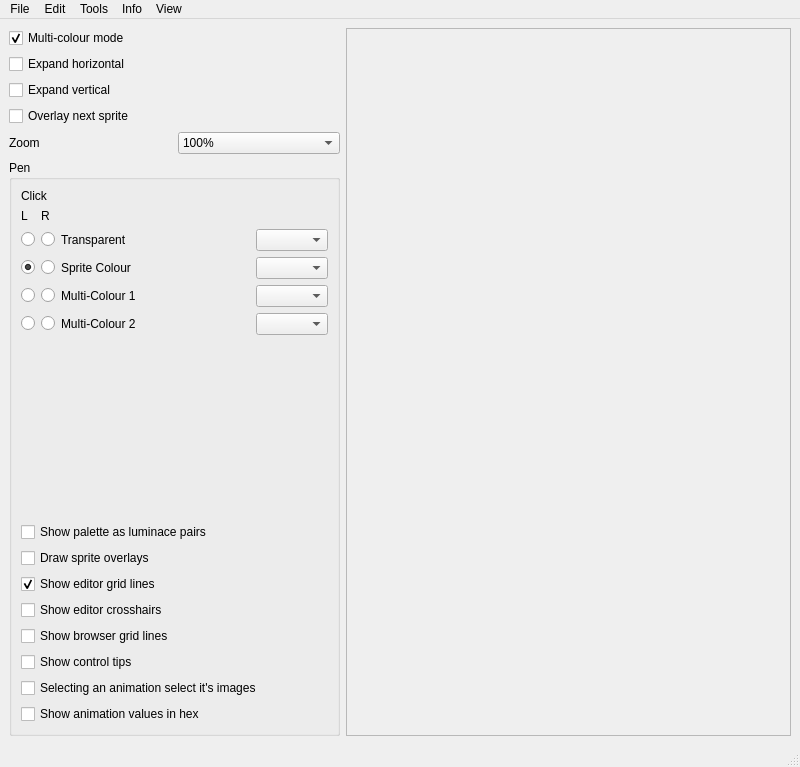
This is mainwindow.ui in jowin202/OpenSprite as Qt 5 draws it before an edit. The edited form follows.
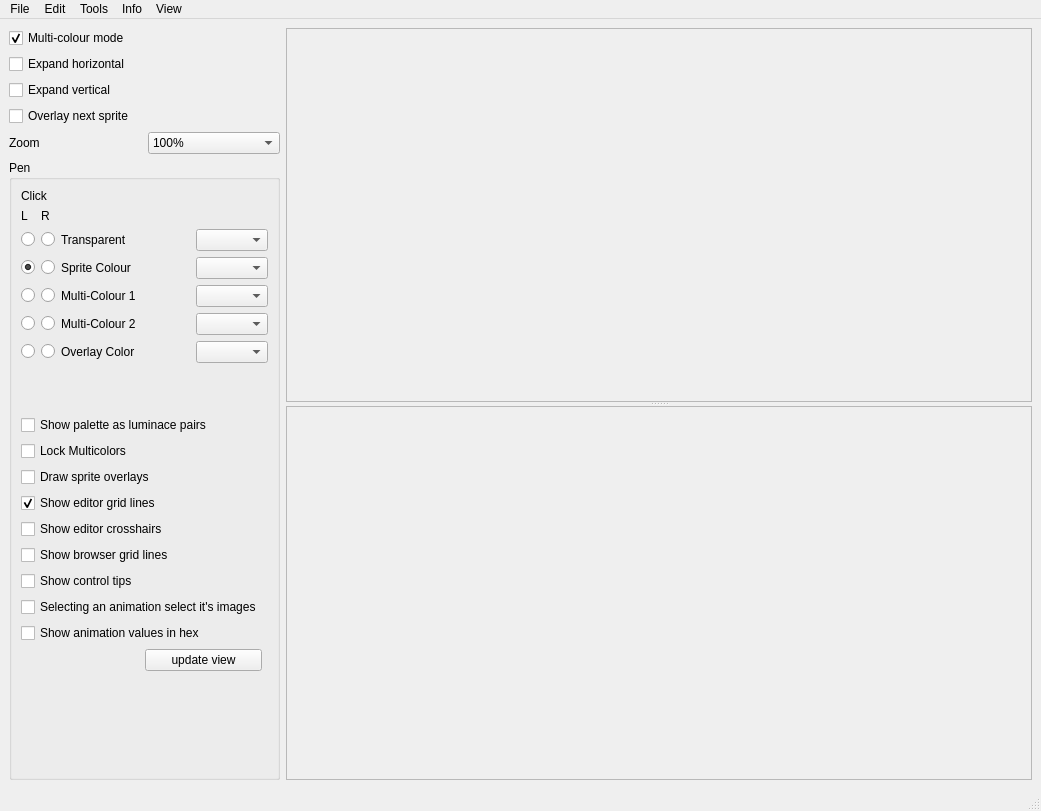
This is the edited form. Custom widgets are drawn as their Qt base class.

```diff
--- a/mainwindow.ui
+++ b/mainwindow.ui
@@ -6,15 +6,134 @@
    <rect>
     <x>0</x>
     <y>0</y>
-    <width>800</width>
-    <height>767</height>
+    <width>1041</width>
+    <height>811</height>
    </rect>
   </property>
   <property name="windowTitle">
    <string>OpenSprite</string>
   </property>
   <widget class="QWidget" name="centralwidget">
-   <layout class="QGridLayout" name="gridLayout_6">
+   <layout class="QGridLayout" name="gridLayout_4">
+    <item row="0" column="1">
+     <widget class="QSplitter" name="splitter">
+      <property name="orientation">
+       <enum>Qt::Vertical</enum>
+      </property>
+      <widget class="QScrollArea" name="scrollArea_3">
+       <property name="minimumSize">
+        <size>
+         <width>0</width>
+         <height>190</height>
+        </size>
+       </property>
+       <property name="widgetResizable">
+        <bool>true</bool>
+       </property>
+       <widget class="QWidget" name="scrollAreaWidgetContents_3">
+        <property name="geometry">
+         <rect>
+          <x>0</x>
+          <y>0</y>
+          <width>701</width>
+          <height>351</height>
+         </rect>
+        </property>
+        <layout class="QGridLayout" name="gridLayout_8">
+         <property name="spacing">
+          <number>0</number>
+         </property>
+         <item row="0" column="0">
+          <widget class="Editor" name="label_editor">
+           <property name="mouseTracking">
+            <bool>true</bool>
+           </property>
+           <property name="text">
+            <string/>
+           </property>
+          </widget>
+         </item>
+         <item row="1" column="0">
+          <spacer name="verticalSpacer_4">
+           <property name="orientation">
+            <enum>Qt::Vertical</enum>
+           </property>
+           <property name="sizeHint" stdset="0">
+            <size>
+             <width>20</width>
+             <height>40</height>
+            </size>
+           </property>
+          </spacer>
+         </item>
+         <item row="0" column="1">
+          <spacer name="horizontalSpacer_4">
+           <property name="orientation">
+            <enum>Qt::Horizontal</enum>
+           </property>
+           <property name="sizeHint" stdset="0">
+            <size>
+             <width>40</width>
+             <height>20</height>
+            </size>
+           </property>
+          </spacer>
+         </item>
+        </layout>
+       </widget>
+      </widget>
+      <widget class="QScrollArea" name="scrollArea">
+       <property name="widgetResizable">
+        <bool>true</bool>
+       </property>
+       <widget class="QWidget" name="scrollAreaWidgetContents">
+        <property name="geometry">
+         <rect>
+          <x>0</x>
+          <y>0</y>
+          <width>701</width>
+          <height>380</height>
+         </rect>
+        </property>
+        <layout class="QGridLayout" name="gridLayout_5">
+         <item row="1" column="1">
+          <spacer name="horizontalSpacer_5">
+           <property name="orientation">
+            <enum>Qt::Horizontal</enum>
+           </property>
+           <property name="sizeHint" stdset="0">
+            <size>
+             <width>40</width>
+             <height>20</height>
+            </size>
+           </property>
+          </spacer>
+         </item>
+         <item row="1" column="0">
+          <widget class="Viewer" name="label_viewer">
+           <property name="text">
+            <string/>
+           </property>
+          </widget>
+         </item>
+         <item row="2" column="0">
+          <spacer name="verticalSpacer_2">
+           <property name="orientation">
+            <enum>Qt::Vertical</enum>
+           </property>
+           <property name="sizeHint" stdset="0">
+            <size>
+             <width>20</width>
+             <height>40</height>
+            </size>
+           </property>
+          </spacer>
+         </item>
+        </layout>
+       </widget>
+      </widget>
+     </widget>
+    </item>
     <item row="0" column="0">
      <layout class="QGridLayout" name="gridLayout_3">
       <item row="3" column="0" colspan="2">
@@ -83,40 +202,27 @@
          <string>Pen</string>
         </property>
         <layout class="QGridLayout" name="gridLayout_2">
+         <item row="5" column="0" colspan="2">
+          <widget class="QCheckBox" name="checkBox_4">
+           <property name="text">
+            <string>Draw sprite overlays</string>
+           </property>
+          </widget>
+         </item>
          <item row="0" column="0" colspan="3">
           <layout class="QGridLayout" name="gridLayout">
-           <item row="4" column="3">
-            <widget class="QRadioButton" name="radio_mc1_right">
-             <property name="text">
-              <string/>
+           <item row="8" column="4" colspan="2">
+            <spacer name="horizontalSpacer">
+             <property name="orientation">
+              <enum>Qt::Horizontal</enum>
              </property>
-            </widget>
-           </item>
-           <item row="3" column="4">
-            <widget class="QLabel" name="label_3">
-             <property name="sizePolicy">
-              <sizepolicy hsizetype="Expanding" vsizetype="Preferred">
-               <horstretch>0</horstretch>
-               <verstretch>0</verstretch>
-              </sizepolicy>
+             <property name="sizeHint" stdset="0">
+              <size>
+               <width>40</width>
+               <height>20</height>
+              </size>
              </property>
-             <property name="text">
-              <string>Sprite Colour</string>
-             </property>
-            </widget>
-           </item>
-           <item row="3" column="2">
-            <widget class="QRadioButton" name="radio_sprite_left">
-             <property name="text">
-              <string/>
-             </property>
-             <property name="checked">
-              <bool>true</bool>
-             </property>
-            </widget>
-           </item>
-           <item row="2" column="5">
-            <widget class="QComboBox" name="combo_transparent"/>
+            </spacer>
            </item>
            <item row="4" column="4">
             <widget class="QLabel" name="label_4">
@@ -131,115 +237,15 @@
              </property>
             </widget>
            </item>
-           <item row="1" column="2">
-            <widget class="QLabel" name="label_6">
-             <property name="text">
-              <string>L</string>
-             </property>
-            </widget>
-           </item>
-           <item row="5" column="2">
-            <widget class="QRadioButton" name="radio_mc2_left">
-             <property name="text">
-              <string/>
-             </property>
-            </widget>
-           </item>
-           <item row="4" column="2">
-            <widget class="QRadioButton" name="radio_mc1_left">
-             <property name="text">
-              <string/>
-             </property>
-            </widget>
-           </item>
-           <item row="6" column="4" colspan="2">
-            <spacer name="horizontalSpacer">
-             <property name="orientation">
-              <enum>Qt::Horizontal</enum>
-             </property>
-             <property name="sizeHint" stdset="0">
-              <size>
-               <width>40</width>
-               <height>20</height>
-              </size>
-             </property>
-            </spacer>
-           </item>
-           <item row="2" column="2">
-            <widget class="QRadioButton" name="radio_transparent_left">
-             <property name="sizePolicy">
-              <sizepolicy hsizetype="Minimum" vsizetype="Fixed">
-               <horstretch>0</horstretch>
-               <verstretch>0</verstretch>
-              </sizepolicy>
-             </property>
-             <property name="text">
-              <string/>
-             </property>
-             <property name="checked">
-              <bool>false</bool>
-             </property>
-            </widget>
+           <item row="5" column="5">
+            <widget class="QComboBox" name="combo_multicol_2"/>
            </item>
            <item row="3" column="5">
             <widget class="QComboBox" name="combo_sprite_col"/>
            </item>
-           <item row="2" column="3">
-            <widget class="QRadioButton" name="radio_transparent_right">
-             <property name="text">
-              <string/>
-             </property>
-             <property name="checked">
-              <bool>false</bool>
-             </property>
-            </widget>
-           </item>
-           <item row="5" column="3">
-            <widget class="QRadioButton" name="radio_mc2_right">
-             <property name="text">
-              <string/>
-             </property>
-            </widget>
-           </item>
            <item row="4" column="5">
             <widget class="QComboBox" name="combo_multicol_1"/>
            </item>
-           <item row="5" column="4">
-            <widget class="QLabel" name="label_5">
-             <property name="sizePolicy">
-              <sizepolicy hsizetype="Expanding" vsizetype="Preferred">
-               <horstretch>0</horstretch>
-               <verstretch>0</verstretch>
-              </sizepolicy>
-             </property>
-             <property name="text">
-              <string>Multi-Colour 2</string>
-             </property>
-            </widget>
-           </item>
-           <item row="5" column="5">
-            <widget class="QComboBox" name="combo_multicol_2"/>
-           </item>
-           <item row="2" column="4">
-            <widget class="QLabel" name="label_2">
-             <property name="sizePolicy">
-              <sizepolicy hsizetype="Expanding" vsizetype="Preferred">
-               <horstretch>0</horstretch>
-               <verstretch>0</verstretch>
-              </sizepolicy>
-             </property>
-             <property name="text">
-              <string>Transparent</string>
-             </property>
-            </widget>
-           </item>
-           <item row="3" column="3">
-            <widget class="QRadioButton" name="radio_sprite_right">
-             <property name="text">
-              <string/>
-             </property>
-            </widget>
-           </item>
            <item row="1" column="3">
             <widget class="QLabel" name="label_7">
              <property name="text">
@@ -247,6 +253,13 @@
              </property>
             </widget>
            </item>
+           <item row="5" column="2">
+            <widget class="QRadioButton" name="radio_mc2_left">
+             <property name="text">
+              <string/>
+             </property>
+            </widget>
+           </item>
            <item row="0" column="2" colspan="2">
             <widget class="QLabel" name="label_8">
              <property name="text">
@@ -254,53 +267,173 @@
              </property>
             </widget>
            </item>
+           <item row="1" column="2">
+            <widget class="QLabel" name="label_6">
+             <property name="text">
+              <string>L</string>
+             </property>
+            </widget>
+           </item>
+           <item row="3" column="2">
+            <widget class="QRadioButton" name="radio_sprite_left">
+             <property name="text">
+              <string/>
+             </property>
+             <property name="checked">
+              <bool>true</bool>
+             </property>
+            </widget>
+           </item>
+           <item row="3" column="4">
+            <widget class="QLabel" name="label_3">
+             <property name="sizePolicy">
+              <sizepolicy hsizetype="Expanding" vsizetype="Preferred">
+               <horstretch>0</horstretch>
+               <verstretch>0</verstretch>
+              </sizepolicy>
+             </property>
+             <property name="text">
+              <string>Sprite Colour</string>
+             </property>
+            </widget>
+           </item>
+           <item row="2" column="5">
+            <widget class="QComboBox" name="combo_transparent"/>
+           </item>
+           <item row="3" column="3">
+            <widget class="QRadioButton" name="radio_sprite_right">
+             <property name="text">
+              <string/>
+             </property>
+            </widget>
+           </item>
+           <item row="4" column="2">
+            <widget class="QRadioButton" name="radio_mc1_left">
+             <property name="text">
+              <string/>
+             </property>
+            </widget>
+           </item>
+           <item row="4" column="3">
+            <widget class="QRadioButton" name="radio_mc1_right">
+             <property name="text">
+              <string/>
+             </property>
+            </widget>
+           </item>
+           <item row="2" column="4">
+            <widget class="QLabel" name="label_2">
+             <property name="sizePolicy">
+              <sizepolicy hsizetype="Expanding" vsizetype="Preferred">
+               <horstretch>0</horstretch>
+               <verstretch>0</verstretch>
+              </sizepolicy>
+             </property>
+             <property name="text">
+              <string>Transparent</string>
+             </property>
+            </widget>
+           </item>
+           <item row="2" column="3">
+            <widget class="QRadioButton" name="radio_transparent_right">
+             <property name="text">
+              <string/>
+             </property>
+             <property name="checked">
+              <bool>false</bool>
+             </property>
+            </widget>
+           </item>
+           <item row="5" column="4">
+            <widget class="QLabel" name="label_5">
+             <property name="sizePolicy">
+              <sizepolicy hsizetype="Expanding" vsizetype="Preferred">
+               <horstretch>0</horstretch>
+               <verstretch>0</verstretch>
+              </sizepolicy>
+             </property>
+             <property name="text">
+              <string>Multi-Colour 2</string>
+             </property>
+            </widget>
+           </item>
+           <item row="2" column="2">
+            <widget class="QRadioButton" name="radio_transparent_left">
+             <property name="sizePolicy">
+              <sizepolicy hsizetype="Minimum" vsizetype="Fixed">
+               <horstretch>0</horstretch>
+               <verstretch>0</verstretch>
+              </sizepolicy>
+             </property>
+             <property name="text">
+              <string/>
+             </property>
+             <property name="checked">
+              <bool>false</bool>
+             </property>
+            </widget>
+           </item>
+           <item row="5" column="3">
+            <widget class="QRadioButton" name="radio_mc2_right">
+             <property name="text">
+              <string/>
+             </property>
+            </widget>
+           </item>
+           <item row="6" column="2">
+            <widget class="QRadioButton" name="radio_overlay_left">
+             <property name="text">
+              <string/>
+             </property>
+            </widget>
+           </item>
+           <item row="6" column="3">
+            <widget class="QRadioButton" name="radio_overlay_right">
+             <property name="text">
+              <string/>
+             </property>
+            </widget>
+           </item>
+           <item row="6" column="4">
+            <widget class="QLabel" name="label_9">
+             <property name="text">
+              <string>Overlay Color</string>
+             </property>
+            </widget>
+           </item>
+           <item row="6" column="5">
+            <widget class="QComboBox" name="combo_overlay"/>
+           </item>
           </layout>
          </item>
-         <item row="3" column="0" colspan="2">
-          <widget class="QCheckBox" name="checkBox_3">
+         <item row="11" column="0" colspan="2">
+          <widget class="QCheckBox" name="checkBox_10">
            <property name="text">
-            <string>Show palette as luminace pairs</string>
+            <string>Show animation values in hex</string>
            </property>
           </widget>
          </item>
-         <item row="8" column="0" colspan="2">
+         <item row="9" column="0" colspan="2">
           <widget class="QCheckBox" name="checkBox_8">
            <property name="text">
             <string>Show control tips</string>
            </property>
           </widget>
          </item>
-         <item row="5" column="0" colspan="2">
-          <widget class="QCheckBox" name="checkBox_editor_grid_lines">
-           <property name="text">
-            <string>Show editor grid lines</string>
-           </property>
-           <property name="checked">
-            <bool>true</bool>
-           </property>
-          </widget>
-         </item>
          <item row="10" column="0" colspan="2">
-          <widget class="QCheckBox" name="checkBox_10">
+          <widget class="QCheckBox" name="checkBox_9">
            <property name="text">
-            <string>Show animation values in hex</string>
+            <string>Selecting an animation select it's images</string>
            </property>
           </widget>
          </item>
-         <item row="7" column="0" colspan="2">
+         <item row="8" column="0" colspan="2">
           <widget class="QCheckBox" name="checkBox_7">
            <property name="text">
             <string>Show browser grid lines</string>
            </property>
           </widget>
          </item>
-         <item row="4" column="0" colspan="2">
-          <widget class="QCheckBox" name="checkBox_4">
-           <property name="text">
-            <string>Draw sprite overlays</string>
-           </property>
-          </widget>
-         </item>
          <item row="1" column="0" colspan="3">
           <layout class="QHBoxLayout" name="horizontalLayout">
            <item>
@@ -317,7 +450,10 @@
             </spacer>
            </item>
            <item>
-            <widget class="QLabel" name="label_palette">
+            <widget class="Palette" name="label_palette">
+             <property name="mouseTracking">
+              <bool>true</bool>
+             </property>
              <property name="text">
               <string/>
              </property>
@@ -338,20 +474,57 @@
            </item>
           </layout>
          </item>
-         <item row="9" column="0" colspan="2">
-          <widget class="QCheckBox" name="checkBox_9">
+         <item row="3" column="0" colspan="2">
+          <widget class="QCheckBox" name="checkBox_3">
            <property name="text">
-            <string>Selecting an animation select it's images</string>
+            <string>Show palette as luminace pairs</string>
            </property>
           </widget>
          </item>
          <item row="6" column="0" colspan="2">
+          <widget class="QCheckBox" name="checkBox_editor_grid_lines">
+           <property name="text">
+            <string>Show editor grid lines</string>
+           </property>
+           <property name="checked">
+            <bool>true</bool>
+           </property>
+          </widget>
+         </item>
+         <item row="7" column="0" colspan="2">
           <widget class="QCheckBox" name="checkBox_6">
            <property name="text">
             <string>Show editor crosshairs</string>
            </property>
           </widget>
          </item>
+         <item row="13" column="1">
+          <spacer name="verticalSpacer">
+           <property name="orientation">
+            <enum>Qt::Vertical</enum>
+           </property>
+           <property name="sizeHint" stdset="0">
+            <size>
+             <width>20</width>
+             <height>40</height>
+            </size>
+           </property>
+          </spacer>
+         </item>
+         <item row="4" column="0">
+          <widget class="QCheckBox" name="check_lock_multicolors">
+           <property name="text">
+            <string>Lock Multicolors</string>
+           </property>
+          </widget>
+         </item>
+         <item row="12" column="1">
+          <widget class="QPushButton" name="pushButton">
+           <property name="text">
+            <string>update view</string>
+           </property>
+          </widget>
+         </item>
         </layout>
        </widget>
       </item>
@@ -364,73 +537,18 @@
       </item>
      </layout>
     </item>
-    <item row="0" column="1">
-     <layout class="QGridLayout" name="gridLayout_4">
-      <item row="0" column="0">
-       <widget class="QScrollArea" name="scrollArea_3">
-        <property name="minimumSize">
-         <size>
-          <width>0</width>
-          <height>190</height>
-         </size>
-        </property>
-        <property name="widgetResizable">
-         <bool>true</bool>
-        </property>
-        <widget class="QWidget" name="scrollAreaWidgetContents_3">
-         <property name="geometry">
-          <rect>
-           <x>0</x>
-           <y>0</y>
-           <width>398</width>
-           <height>696</height>
-          </rect>
-         </property>
-         <layout class="QGridLayout" name="gridLayout_8">
-          <property name="spacing">
-           <number>0</number>
-          </property>
-          <item row="0" column="0">
-           <widget class="Editor" name="label_editor">
-            <property name="mouseTracking">
-             <bool>true</bool>
-            </property>
-            <property name="text">
-             <string/>
-            </property>
-           </widget>
-          </item>
-          <item row="1" column="0">
-           <spacer name="verticalSpacer_4">
-            <property name="orientation">
-             <enum>Qt::Vertical</enum>
-            </property>
-            <property name="sizeHint" stdset="0">
-             <size>
-              <width>20</width>
-              <height>40</height>
-             </size>
-            </property>
-           </spacer>
-          </item>
-          <item row="0" column="1">
-           <spacer name="horizontalSpacer_4">
-            <property name="orientation">
-             <enum>Qt::Horizontal</enum>
-            </property>
-            <property name="sizeHint" stdset="0">
-             <size>
-              <width>40</width>
-              <height>20</height>
-             </size>
-            </property>
-           </spacer>
-          </item>
-         </layout>
-        </widget>
-       </widget>
-      </item>
-     </layout>
+    <item row="1" column="1">
+     <spacer name="horizontalSpacer_6">
+      <property name="orientation">
+       <enum>Qt::Horizontal</enum>
+      </property>
+      <property name="sizeHint" stdset="0">
+       <size>
+        <width>40</width>
+        <height>0</height>
+       </size>
+      </property>
+     </spacer>
     </item>
    </layout>
   </widget>
@@ -439,7 +557,7 @@
     <rect>
      <x>0</x>
      <y>0</y>
-     <width>800</width>
+     <width>1041</width>
      <height>30</height>
     </rect>
    </property>
@@ -882,6 +1000,16 @@
    <extends>QLabel</extends>
    <header>editor.h</header>
   </customwidget>
+  <customwidget>
+   <class>Palette</class>
+   <extends>QLabel</extends>
+   <header>palette.h</header>
+  </customwidget>
+  <customwidget>
+   <class>Viewer</class>
+   <extends>QLabel</extends>
+   <header>viewer.h</header>
+  </customwidget>
  </customwidgets>
  <resources/>
  <connections/>
```
